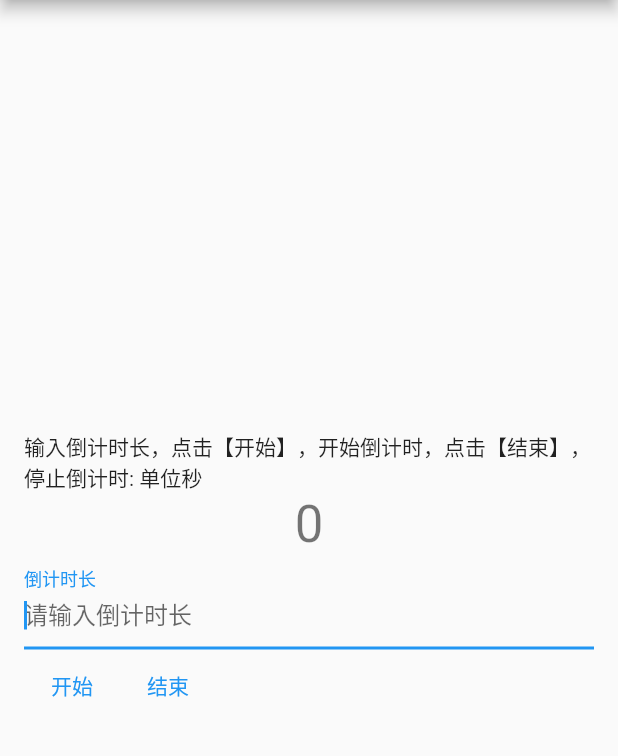
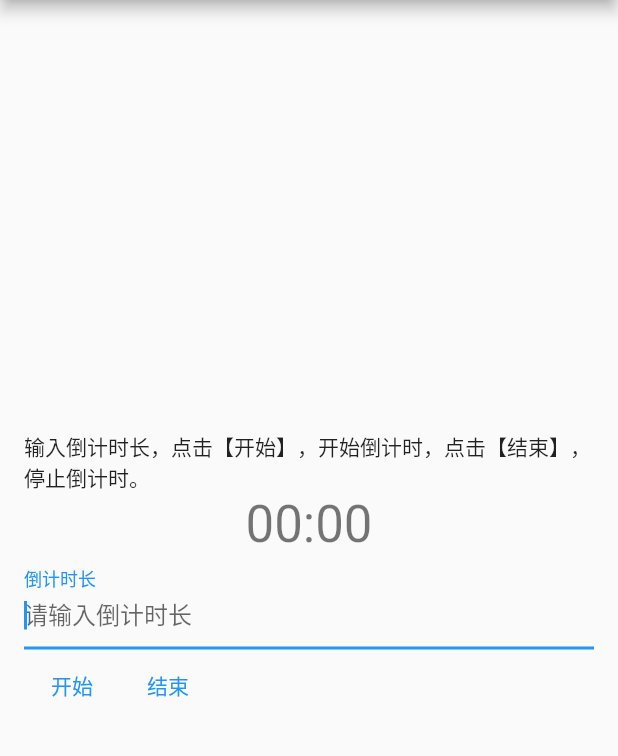
Before and after one commit to naceyeve/countdown, a Flutter app: the screen it shows after launch, on a phone screen of 412 x 824 dp, the part 84-840 px from its top. Run offline on Flutter 3.47's test engine with Material 2 defaults, Android fonts, the phone set to English and light mode, and no system bars; our stand-ins replace fluttertoast.

Commit message:
数据显示时分秒

```diff
--- a/lib/main.dart
+++ b/lib/main.dart
@@ -79,6 +79,23 @@ class _MyHomePageState extends State<MyHomePage> {
     });
   }
 
+  // 时分秒
+  String formatHHMMSS(int seconds) {
+    int hours = (seconds / 3600).truncate();
+    seconds = (seconds % 3600).truncate();
+    int minutes = (seconds / 60).truncate();
+
+    String hoursStr = (hours).toString().padLeft(2, '0');
+    String minutesStr = (minutes).toString().padLeft(2, '0');
+    String secondsStr = (seconds % 60).toString().padLeft(2, '0');
+
+    if (hours == 0) {
+      return "$minutesStr:$secondsStr";
+    }
+
+    return "$hoursStr:$minutesStr:$secondsStr";
+  }
+
   @override
   void initState() {
     super.initState();
@@ -103,10 +120,10 @@ class _MyHomePageState extends State<MyHomePage> {
           mainAxisAlignment: MainAxisAlignment.center,
           children: <Widget>[
             Text(
-              '输入倒计时长，点击【开始】，开始倒计时，点击【结束】，停止倒计时: 单位秒',
+              '输入倒计时长，点击【开始】，开始倒计时，点击【结束】，停止倒计时。',
             ),
             Text(
-              '$_counter',
+              '${formatHHMMSS(_counter)}',
               style: Theme.of(context).textTheme.headline4,
             ),
             TextField(
```
Also changed, not shown: 2 other files.
